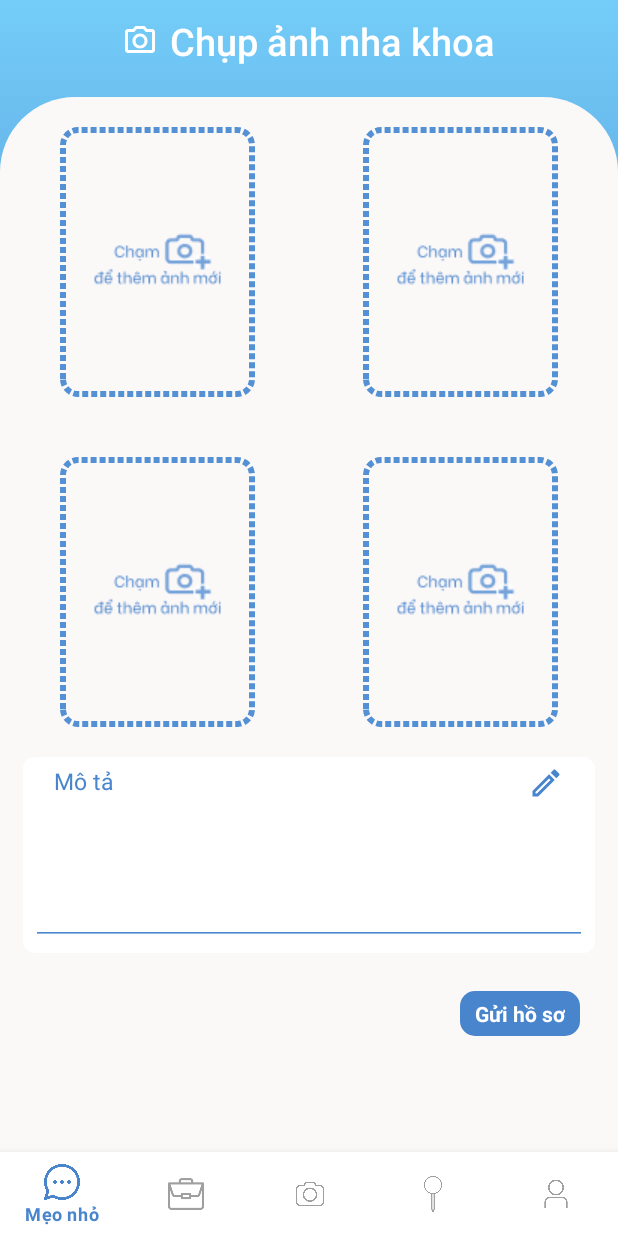
After one commit to NamPham1906/FamilyBonding, an Android app: the fragment CollectPictureFragment placed in its activity, on a phone screen of 412 x 824 dp. The commit adds this screen. Run offline under Robolectric (Android 15) with nearby library versions, the phone set to English and light mode, and no system bars.

Commit message:
Implement UI for summarizing picture - Allow user to take picture from camera - Should develop to allow user to choose pic from gallery - Allow user to delete picture that already taken

```diff
--- a/app/build.gradle
+++ b/app/build.gradle
@@ -43,5 +43,7 @@ dependencies {
     // implements card view
     implementation 'androidx.cardview:cardview:1.0.0'
 
+    api 'com.theartofdev.edmodo:android-image-cropper:2.8.+'
+
 
 }
--- a/app/src/main/AndroidManifest.xml
+++ b/app/src/main/AndroidManifest.xml
@@ -1,6 +1,8 @@
 <?xml version="1.0" encoding="utf-8"?>
 <manifest xmlns:android="http://schemas.android.com/apk/res/android"
     package="com.example.usmile">
+
+    <uses-permission android:name="android.permission.READ_EXTERNAL_STORAGE" />
 
     <application
         android:allowBackup="true"
@@ -19,6 +21,9 @@
                 <category android:name="android.intent.category.LAUNCHER" />
             </intent-filter>
         </activity>
+
+        <activity android:name="com.theartofdev.edmodo.cropper.CropImageActivity"
+            android:theme="@style/Base.Theme.AppCompat"/>
     </application>
 
 </manifest>
--- a/app/src/main/java/com/example/usmile/user/MainActivity.java
+++ b/app/src/main/java/com/example/usmile/user/MainActivity.java
@@ -1,15 +1,18 @@
 package com.example.usmile.user;
 
 import androidx.annotation.NonNull;
+import androidx.annotation.Nullable;
 import androidx.appcompat.app.AppCompatActivity;
 import androidx.fragment.app.Fragment;
 import androidx.fragment.app.FragmentManager;
 
+import android.content.Intent;
 import android.os.Bundle;
 import android.view.MenuItem;
 import android.widget.Toast;
 
 import com.example.usmile.R;
+import com.example.usmile.user.fragment.CollectPictureFragment;
 import com.example.usmile.user.fragment.SettingFragment;
 import com.google.android.material.bottomnavigation.BottomNavigationView;
 
@@ -39,7 +42,7 @@ public class MainActivity extends AppCompatActivity {
 
             else if (R.id.action_take_picture == id) {
                 Toast.makeText(MainActivity.this, "Cam", Toast.LENGTH_SHORT).show();
-                //fragment = new NotificationsFragment();
+                fragment = new CollectPictureFragment();
             }
 
             else if (R.id.action_find_clinic == id) {
@@ -58,7 +61,6 @@ public class MainActivity extends AppCompatActivity {
 
             return true;
         });
+    }
 
-
-    }
 }
--- /dev/null
+++ b/app/src/main/java/com/example/usmile/user/fragment/CollectPictureFragment.java
@@ -0,0 +1,111 @@
+package com.example.usmile.user.fragment;
+
+import android.app.Activity;
+import android.content.Intent;
+import android.graphics.Bitmap;
+import android.os.Bundle;
+
+import androidx.annotation.NonNull;
+import androidx.annotation.Nullable;
+import androidx.fragment.app.Fragment;
+
+import android.view.LayoutInflater;
+import android.view.View;
+import android.view.ViewGroup;
+import android.widget.ImageView;
+
+import com.example.usmile.R;
+
+
+public class CollectPictureFragment extends Fragment implements View.OnClickListener {
+
+    ImageView firstImageView;
+    ImageView secondImageView;
+    ImageView thirdImageView;
+    ImageView fourthImageView;
+
+    final int FIRST_IMAGE = 1;
+    final int SECOND_IMAGE = 2;
+    final int THIRD_IMAGE = 3;
+    final int FOURTH_IMAGE = 4;
+
+    @Override
+    public void onViewCreated(@NonNull View view, @Nullable Bundle savedInstanceState) {
+        super.onViewCreated(view, savedInstanceState);
+
+        firstImageView = (ImageView) view.findViewById(R.id.firstImageView);
+        secondImageView = (ImageView) view.findViewById(R.id.secondImageView);
+        thirdImageView = (ImageView) view.findViewById(R.id.thirdImageView);
+        fourthImageView = (ImageView) view.findViewById(R.id.fourthImageView);
+
+        firstImageView.setOnClickListener(this);
+        secondImageView.setOnClickListener(this);
+        thirdImageView.setOnClickListener(this);
+        fourthImageView.setOnClickListener(this);
+    }
+
+
+    public void openCamera(int requestCode){
+        Intent intent = new Intent(android.provider.MediaStore.ACTION_IMAGE_CAPTURE);
+        startActivityForResult(intent, requestCode);
+    }
+
+    @Override
+    public void onActivityResult(int requestCode, int resultCode, Intent data) {
+        super.onActivityResult(requestCode, resultCode, data);
+
+        Bitmap bp = (Bitmap) data.getExtras().get("data");
+
+        switch (requestCode) {
+            case FIRST_IMAGE:
+                firstImageView.setImageBitmap(bp);
+                firstImageView.setScaleType(ImageView.ScaleType.CENTER_CROP);
+                break;
+            case SECOND_IMAGE:
+                secondImageView.setImageBitmap(bp);
+                secondImageView.setScaleType(ImageView.ScaleType.CENTER_CROP);
+                break;
+            case THIRD_IMAGE:
+                thirdImageView.setImageBitmap(bp);
+                thirdImageView.setScaleType(ImageView.ScaleType.CENTER_CROP);
+                break;
+            case FOURTH_IMAGE:
+                fourthImageView.setImageBitmap(bp);
+                fourthImageView.setScaleType(ImageView.ScaleType.CENTER_CROP);
+                break;
+        }
+
+
+
+    }
+
+
+
+    @Override
+    public View onCreateView(LayoutInflater inflater, ViewGroup container,
+                             Bundle savedInstanceState) {
+        // Inflate the layout for this fragment
+        return inflater.inflate(R.layout.fragment_collect_picture, container, false);
+    }
+
+    @Override
+    public void onClick(View view) {
+        int id = view.getId();
+
+        switch (id) {
+            case R.id.firstImageView:
+                openCamera(FIRST_IMAGE);
+                break;
+            case R.id.secondImageView:
+                openCamera(SECOND_IMAGE);
+                break;
+            case R.id.thirdImageView:
+                openCamera(THIRD_IMAGE);
+                break;
+            case R.id.fourthImageView:
+                openCamera(FOURTH_IMAGE);
+                break;
+        }
+    }
+
+}
--- a/app/src/main/res/drawable/all_rounded_button_shape.xml
+++ b/app/src/main/res/drawable/all_rounded_button_shape.xml
@@ -7,5 +7,4 @@
         android:bottomRightRadius="8dp"
         android:topLeftRadius="8dp"
         android:topRightRadius="8dp"/>
-
 </shape>
--- /dev/null
+++ b/app/src/main/res/drawable/blue_border_rounded_shape.xml
@@ -0,0 +1,17 @@
+<?xml version="1.0" encoding="utf-8"?>
+<shape xmlns:android="http://schemas.android.com/apk/res/android"
+    android:shape="rectangle">
+
+    <solid android:color="#FBF8F8"/>
+
+    <corners
+        android:radius="10dp"/>
+
+    <stroke
+        android:color="#5390D4"
+        android:width="4dp"
+        android:dashGap="2dp"
+        android:dashWidth="4dp"
+        />
+
+</shape>
--- /dev/null
+++ b/app/src/main/res/drawable/camera_icon.xml
@@ -0,0 +1,5 @@
+<vector android:height="24dp" android:tint="#FFFFFF"
+    android:viewportHeight="24" android:viewportWidth="24"
+    android:width="24dp" xmlns:android="http://schemas.android.com/apk/res/android">
+    <path android:fillColor="@android:color/white" android:pathData="M14.12,4l1.83,2L20,6v12L4,18L4,6h4.05l1.83,-2h4.24M15,2L9,2L7.17,4L4,4c-1.1,0 -2,0.9 -2,2v12c0,1.1 0.9,2 2,2h16c1.1,0 2,-0.9 2,-2L22,6c0,-1.1 -0.9,-2 -2,-2h-3.17L15,2zM12,9c1.65,0 3,1.35 3,3s-1.35,3 -3,3 -3,-1.35 -3,-3 1.35,-3 3,-3m0,-2c-2.76,0 -5,2.24 -5,5s2.24,5 5,5 5,-2.24 5,-5 -2.24,-5 -5,-5z"/>
+</vector>
--- /dev/null
+++ b/app/src/main/res/drawable/small_blue_button_shape.xml
@@ -0,0 +1,8 @@
+<?xml version="1.0" encoding="utf-8"?>
+<shape xmlns:android="http://schemas.android.com/apk/res/android"
+    android:shape="rectangle">
+
+    <solid android:color="@color/primary_blue"/>
+    <corners
+        android:radius="10dp"/>
+</shape>
--- /dev/null
+++ b/app/src/main/res/drawable/top_rounded_background.xml
@@ -0,0 +1,11 @@
+<?xml version="1.0" encoding="utf-8"?>
+<shape xmlns:android="http://schemas.android.com/apk/res/android"
+    android:shape="rectangle">
+
+    <solid android:color="#FBF8F8"/>
+
+    <corners
+        android:topRightRadius="50dp"
+        android:topLeftRadius="50dp"/>
+
+</shape>
--- /dev/null
+++ b/app/src/main/res/layout/fragment_collect_picture.xml
@@ -0,0 +1,180 @@
+<?xml version="1.0" encoding="utf-8"?>
+
+
+<FrameLayout xmlns:android="http://schemas.android.com/apk/res/android"
+    xmlns:app="http://schemas.android.com/apk/res-auto"
+    xmlns:tools="http://schemas.android.com/tools"
+    android:layout_width="match_parent"
+    android:layout_height="match_parent"
+    android:background="@drawable/gradient_background"
+    tools:context=".user.fragment.CollectPictureFragment">
+
+
+    <LinearLayout
+        android:layout_width="match_parent"
+        android:layout_height="match_parent"
+        android:layout_marginTop="10dp"
+        android:orientation="vertical">
+
+        <RelativeLayout
+            android:layout_width="match_parent"
+            android:layout_height="wrap_content"
+            android:layout_marginBottom="20dp">
+
+            <TextView
+                android:id="@+id/titleTextView"
+                android:layout_width="wrap_content"
+                android:layout_height="wrap_content"
+                android:layout_centerHorizontal="true"
+                android:drawableStart="@drawable/camera_icon"
+                android:drawablePadding="8dp"
+                android:fontFamily="sans-serif-light"
+                android:gravity="center"
+                android:text="Chụp ảnh nha khoa"
+                android:textAllCaps="false"
+                android:textColor="@color/white"
+                android:textSize="25sp"
+                android:textStyle="bold" />
+
+        </RelativeLayout>
+
+
+        <ScrollView
+            android:layout_width="fill_parent"
+            android:layout_height="fill_parent"
+            android:background="@drawable/top_rounded_background">
+
+            <LinearLayout
+
+                android:layout_width="match_parent"
+                android:layout_height="match_parent"
+                android:layout_below="@id/titleTextView"
+                android:orientation="vertical">
+
+
+                <RelativeLayout
+                    android:id="@+id/firstLine"
+                    android:layout_width="match_parent"
+                    android:layout_height="wrap_content"
+                    android:layout_margin="20dp">
+
+                    <ImageView
+                        android:id="@+id/firstImageView"
+                        android:layout_width="130dp"
+                        android:layout_height="180dp"
+                        android:layout_alignParentStart="true"
+                        android:layout_marginStart="20dp"
+                        android:background="@drawable/blue_border_rounded_shape"
+                        android:scaleType="centerInside"
+                        android:src="@drawable/add_pic" />
+
+                    <ImageView
+                        android:id="@+id/secondImageView"
+                        android:layout_width="130dp"
+                        android:layout_height="180dp"
+                        android:layout_alignParentEnd="true"
+                        android:layout_marginEnd="20dp"
+                        android:background="@drawable/blue_border_rounded_shape"
+                        android:scaleType="centerInside"
+                        android:src="@drawable/add_pic" />
+                </RelativeLayout>
+
+                <RelativeLayout
+                    android:id="@+id/secondLine"
+                    android:layout_width="match_parent"
+                    android:layout_height="wrap_content"
+                    android:layout_above="@id/descriptionLayout"
+                    android:layout_below="@id/firstLine"
+                    android:layout_margin="20dp">
+
+                    <ImageView
+                        android:id="@+id/thirdImageView"
+                        android:layout_width="130dp"
+                        android:layout_height="180dp"
+                        android:layout_alignParentStart="true"
+                        android:layout_marginStart="20dp"
+                        android:background="@drawable/blue_border_rounded_shape"
+                        android:scaleType="centerInside"
+                        android:src="@drawable/add_pic" />
+
+                    <ImageView
+                        android:id="@+id/fourthImageView"
+                        android:layout_width="130dp"
+                        android:layout_height="180dp"
+                        android:layout_alignParentEnd="true"
+                        android:layout_marginEnd="20dp"
+                        android:background="@drawable/blue_border_rounded_shape"
+                        android:scaleType="centerInside"
+                        android:src="@drawable/add_pic" />
+                </RelativeLayout>
+
+
+                <RelativeLayout
+                    android:id="@+id/descriptionLayout"
+                    android:layout_width="match_parent"
+                    android:layout_height="wrap_content"
+                    android:layout_above="@id/sendBtn"
+                    android:layout_marginStart="15dp"
+                    android:layout_marginEnd="15dp"
+                    android:layout_marginBottom="25dp"
+                    android:background="@drawable/all_rounded_button_shape">
+
+                    <TextView
+                        android:id="@+id/descriptionTextView"
+                        android:layout_width="match_parent"
+                        android:layout_height="wrap_content"
+                        android:layout_margin="5dp"
+                        android:drawableEnd="@drawable/edit_pen"
+                        android:drawablePadding="8dp"
+                        android:drawableTint="@color/primary_blue"
+                        android:paddingStart="15dp"
+                        android:paddingEnd="15dp"
+                        android:text="Mô tả"
+                        android:textColor="@color/primary_blue"
+                        android:textSize="15sp" />
+
+                    <EditText
+                        android:id="@+id/descriptionEditText"
+                        android:layout_width="match_parent"
+                        android:layout_height="120dp"
+                        android:layout_margin="5dp"
+                        android:backgroundTint="@color/primary_blue"
+                        android:paddingStart="15dp"
+                        android:paddingEnd="15dp"
+                        android:textColor="@color/primary_blue"
+                        android:textSize="15sp" />
+
+                </RelativeLayout>
+
+
+                <RelativeLayout
+                    android:layout_width="match_parent"
+                    android:layout_height="wrap_content"
+                    android:layout_marginEnd="25dp"
+                    android:layout_marginBottom="25dp">
+
+                    <TextView
+                        android:id="@+id/sendBtn"
+                        android:layout_width="wrap_content"
+                        android:layout_height="wrap_content"
+                        android:layout_alignParentEnd="true"
+                        android:layout_alignParentBottom="true"
+                        android:background="@drawable/small_blue_button_shape"
+                        android:paddingStart="10dp"
+                        android:paddingTop="5dp"
+                        android:paddingEnd="10dp"
+                        android:paddingBottom="5dp"
+                        android:text="Gửi hồ sơ"
+                        android:textColor="@color/white"
+                        android:textStyle="bold" />
+                </RelativeLayout>
+
+
+            </LinearLayout>
+        </ScrollView>
+
+
+    </LinearLayout>
+
+
+</FrameLayout>
```
Also changed, not shown: app/src/main/res/drawable-v24/add_pic.PNG (added).
